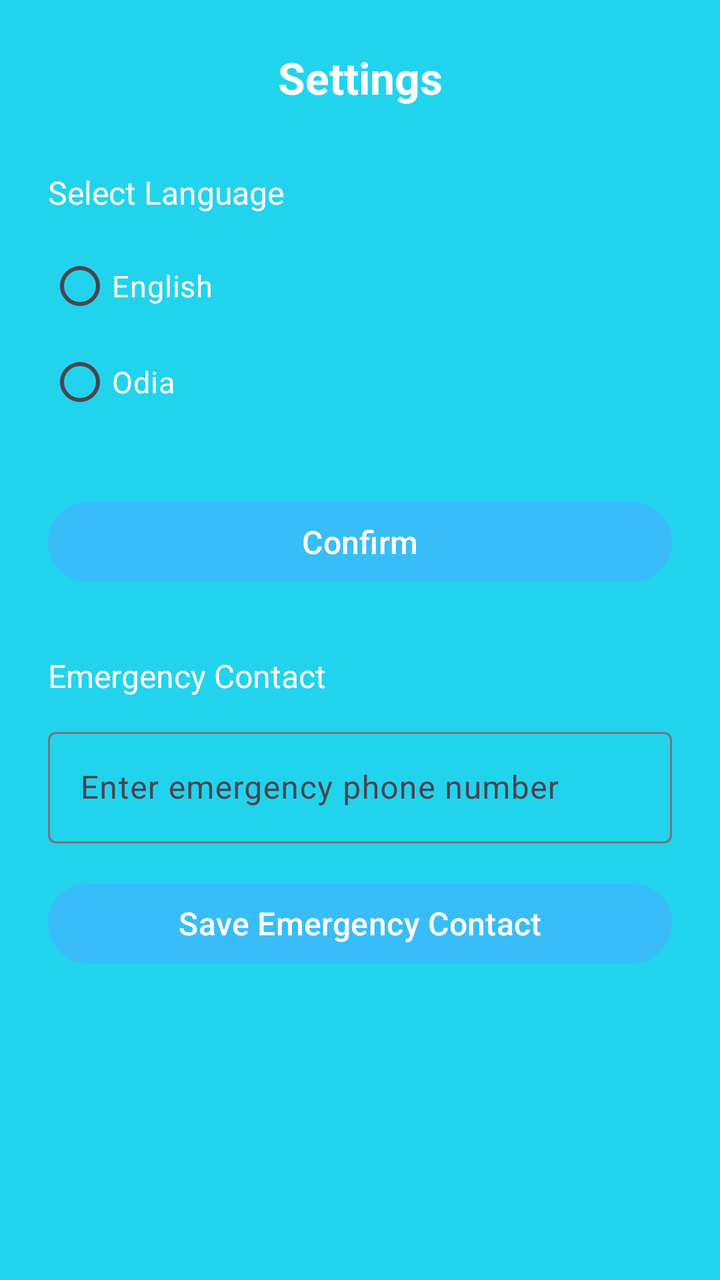
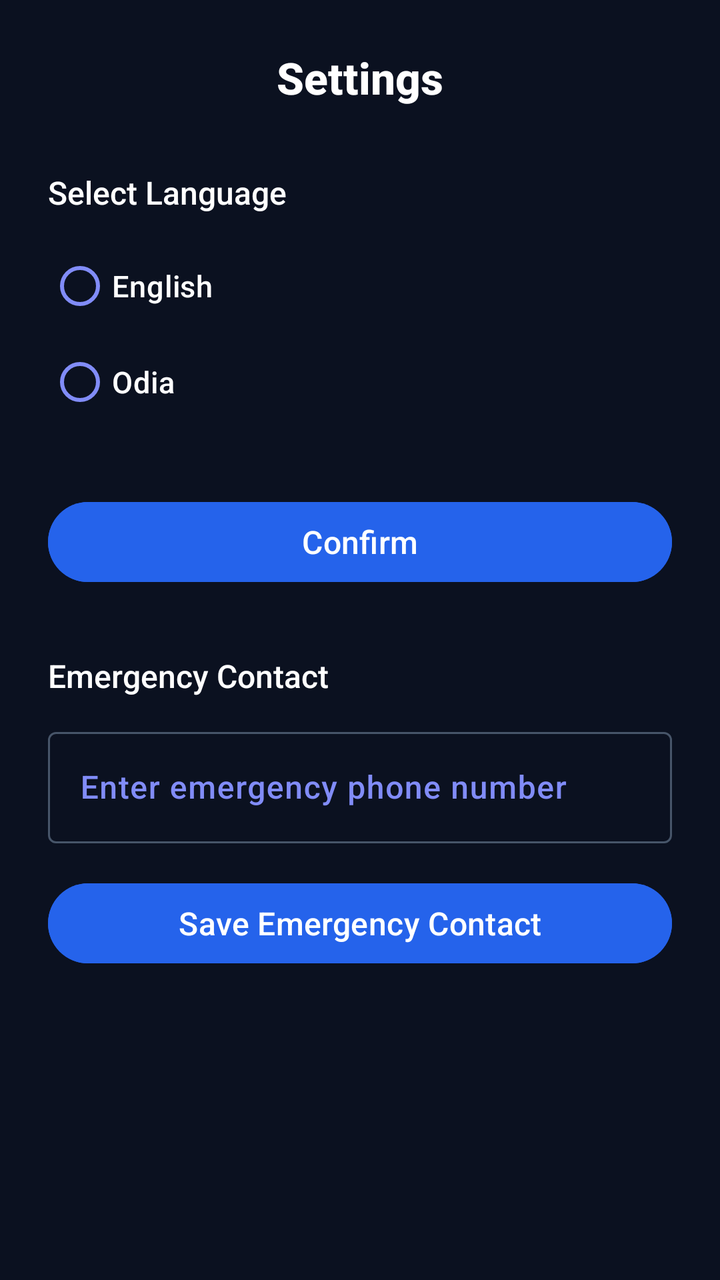

The first picture is an Android layout as it rendered before a commit; the second is the same layout after the commit. The layout source and the unified diff follow.
<!-- AndroidManifest.xml: application theme Theme.SignSpeak -->
<!-- res/layout/activity_setting.xml -->
<?xml version="1.0" encoding="utf-8"?>
<androidx.constraintlayout.widget.ConstraintLayout
    xmlns:android="http://schemas.android.com/apk/res/android"
    xmlns:app="http://schemas.android.com/apk/res-auto"
    xmlns:tools="http://schemas.android.com/tools"
    android:id="@+id/settings_root"
    android:layout_width="match_parent"
    android:layout_height="match_parent"
    android:background="@color/colorPrimary"
    tools:context=".SettingActivity">

    
    <TextView
        android:id="@+id/tvSettingsTitle"
        android:layout_width="wrap_content"
        android:layout_height="wrap_content"
        android:text="Settings"
        android:textColor="#FFFFFF"
        android:textSize="22sp"
        android:textStyle="bold"
        android:layout_marginTop="24dp"
        app:layout_constraintTop_toTopOf="parent"
        app:layout_constraintStart_toStartOf="parent"
        app:layout_constraintEnd_toEndOf="parent"/>

    
    <TextView
        android:id="@+id/tvLanguageLabel"
        android:layout_width="wrap_content"
        android:layout_height="wrap_content"
        android:text="Select Language"
        android:textColor="#FFFFFF"
        android:textSize="16sp"
        android:layout_marginStart="24dp"
        android:layout_marginTop="32dp"
        app:layout_constraintTop_toBottomOf="@id/tvSettingsTitle"
        app:layout_constraintStart_toStartOf="parent"/>

    
    <RadioGroup
        android:id="@+id/rGroupLanguage"
        android:layout_width="wrap_content"
        android:layout_height="wrap_content"
        android:layout_marginStart="24dp"
        android:layout_marginTop="12dp"
        android:orientation="vertical"
        app:layout_constraintTop_toBottomOf="@id/tvLanguageLabel"
        app:layout_constraintStart_toStartOf="parent">

        <RadioButton
            android:id="@+id/rbEnglish"
            android:layout_width="wrap_content"
            android:layout_height="wrap_content"
            android:text="English"
            android:textColor="#FFFFFF"
            android:textSize="15sp"/>

        <RadioButton
            android:id="@+id/rbOdia"
            android:layout_width="wrap_content"
            android:layout_height="wrap_content"
            android:text="Odia"
            android:textColor="#FFFFFF"
            android:textSize="15sp"/>

    </RadioGroup>

    
    <Button
        android:id="@+id/btnConfirmLanguage"
        android:layout_width="match_parent"
        android:layout_height="wrap_content"
        android:layout_marginTop="32dp"
        android:layout_marginStart="24dp"
        android:layout_marginEnd="24dp"
        android:text="Confirm"
        android:textAllCaps="false"
        android:textSize="16sp"
        android:backgroundTint="@color/colorAccent"
        android:textColor="#FFFFFF"
        app:layout_constraintTop_toBottomOf="@id/rGroupLanguage"
        app:layout_constraintStart_toStartOf="parent"
        app:layout_constraintEnd_toEndOf="parent"/>

    
    <TextView
        android:id="@+id/tvEmergencyLabel"
        android:layout_width="wrap_content"
        android:layout_height="wrap_content"
        android:text="Emergency Contact"
        android:textColor="#FFFFFF"
        android:textSize="16sp"
        android:layout_marginStart="24dp"
        android:layout_marginTop="32dp"
        app:layout_constraintTop_toBottomOf="@id/btnConfirmLanguage"
        app:layout_constraintStart_toStartOf="parent"/>

    <com.google.android.material.textfield.TextInputLayout
        android:id="@+id/tilEmergency"
        android:layout_width="match_parent"
        android:layout_height="wrap_content"
        android:layout_marginStart="24dp"
        android:layout_marginEnd="24dp"
        android:layout_marginTop="12dp"
        app:layout_constraintTop_toBottomOf="@id/tvEmergencyLabel"
        app:layout_constraintStart_toStartOf="parent"
        app:layout_constraintEnd_toEndOf="parent">

        <com.google.android.material.textfield.TextInputEditText
            android:id="@+id/etEmergencyNumber"
            android:layout_width="match_parent"
            android:layout_height="wrap_content"
            android:hint="Enter emergency phone number"
            android:textColor="#FFFFFF"
            android:textColorHint="#AAAAAA"
            android:inputType="phone"/>
    </com.google.android.material.textfield.TextInputLayout>

    <Button
        android:id="@+id/btnSaveEmergency"
        android:layout_width="match_parent"
        android:layout_height="wrap_content"
        android:layout_marginTop="16dp"
        android:layout_marginStart="24dp"
        android:layout_marginEnd="24dp"
        android:text="Save Emergency Contact"
        android:textAllCaps="false"
        android:textSize="16sp"
        android:backgroundTint="@color/colorAccent"
        android:textColor="#FFFFFF"
        app:layout_constraintTop_toBottomOf="@id/tilEmergency"
        app:layout_constraintStart_toStartOf="parent"
        app:layout_constraintEnd_toEndOf="parent"/>

</androidx.constraintlayout.widget.ConstraintLayout>
<!-- resources referenced by this layout -->
<resources>
  <color name="colorAccent">#38BDF8</color>
  <color name="colorPrimary">#22D3EE</color>
  <style name="Theme.SignSpeak" parent="Base.Theme.SignSpeak" />
  <style name="Base.Theme.SignSpeak" parent="Theme.Material3.DayNight.NoActionBar">
          
          
      </style>
</resources>

<!-- the commit's change to res/layout/activity_setting.xml (unified diff, before → after) -->
@@ -6,7 +6,7 @@
     android:id="@+id/settings_root"
     android:layout_width="match_parent"
     android:layout_height="match_parent"
-    android:background="@color/colorPrimary"
+    android:background="@color/colorBackground"
     tools:context=".SettingActivity">
 
     
<!-- resource entries referenced after the edit -->
@@ -1,11 +1,31 @@
 <!-- resources referenced by this layout -->
 <resources>
-  <color name="colorAccent">#38BDF8</color>
-  <color name="colorPrimary">#22D3EE</color>
+  <color name="colorAccent">#2563EB</color>
+  <color name="colorBackground">#0B1120</color>
+  <color name="colorPrimary">#6366F1</color>
+  <color name="colorOnPrimary">#0B1120</color>
+  <color name="colorPrimaryContainer">#3730A3</color>
+  <color name="colorSecondary">#3B82F6</color>
+  <color name="colorOnSurface">#F8FAFC</color>
+  <color name="colorSurfaceVariant">#1E293B</color>
+  <color name="colorOnSurfaceVariant">#818CF8</color>
+  <color name="colorOutline">#475569</color>
   <style name="Theme.SignSpeak" parent="Base.Theme.SignSpeak" />
   <style name="Base.Theme.SignSpeak" parent="Theme.Material3.DayNight.NoActionBar">
-          
-          
+          <item name="colorPrimary">@color/colorPrimary</item>
+          <item name="colorOnPrimary">@color/colorOnPrimary</item>
+          <item name="colorPrimaryContainer">@color/colorPrimaryContainer</item>
+          <item name="colorSecondary">@color/colorSecondary</item>
+          <item name="colorSurface">@color/colorBackground</item>
+          <item name="colorOnSurface">@color/colorOnSurface</item>
+          <item name="colorSurfaceVariant">@color/colorSurfaceVariant</item>
+          <item name="colorOnSurfaceVariant">@color/colorOnSurfaceVariant</item>
+          <item name="colorOutline">@color/colorOutline</item>
+          <item name="android:colorBackground">@color/colorBackground</item>
+          <item name="android:statusBarColor">@color/colorBackground</item>
+          <item name="android:navigationBarColor">@color/colorBackground</item>
+          <item name="android:windowLightStatusBar">false</item>
+          <item name="android:fontFamily">sans-serif-medium</item>
       </style>
 </resources>
 
